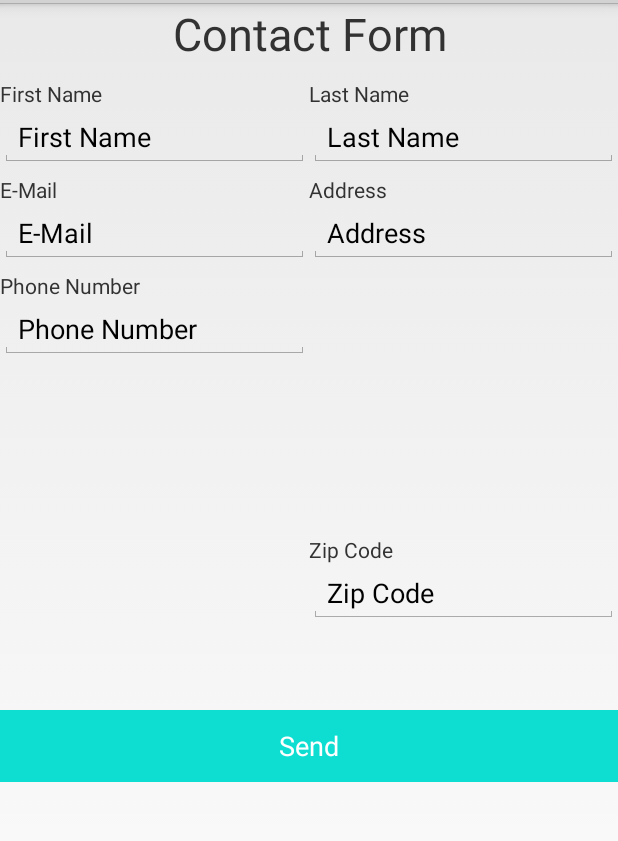
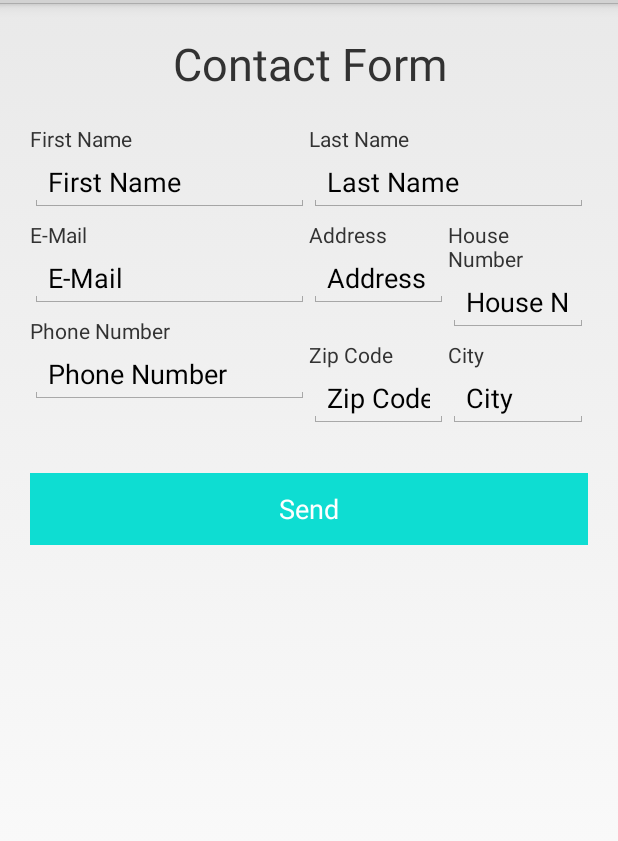
Before and after one commit to NgoEva/LoomoTheCarMaster, an Android app: the layout contact_form.xml on its own in the app's theme, with its tools: preview values and no code run, on a phone screen of 412 x 824 dp, the part 69-910 px from its top. Run offline under Robolectric (Android 15) with nearby library versions, the phone set to English and light mode, and no system bars; network calls fail.

Commit message:
small adjustments and bug fixes, optimised contact form

```diff
--- a/build.gradle
+++ b/build.gradle
@@ -39,6 +39,7 @@ dependencies {
     androidTestImplementation('com.android.support.test.espresso:espresso-core:2.2.2', {
         exclude group: 'com.android.support', module: 'support-annotations'
     })
+    implementation fileTree(dir: 'libs', include: ['*.jar'])
     implementation 'com.segway.robot:visionsdk:0.6.547'
     implementation 'com.segway.robot:speech-sdk:0.5.327'
     implementation 'com.segway.robot:headsdk:0.6.746'
--- a/src/main/AndroidManifest.xml
+++ b/src/main/AndroidManifest.xml
@@ -20,8 +20,4 @@
         </activity>
     </application>
 
-
-
-
-
 </manifest>
--- a/src/main/java/com/segway/loomo/services/SpeakService.java
+++ b/src/main/java/com/segway/loomo/services/SpeakService.java
@@ -83,7 +83,7 @@ public class SpeakService extends Service {
         try {
             this.speaker.speak(text, this.ttsListener);
             Log.d(TAG, "before speak ");
-            this.speaker.waitForSpeakFinish(10000);
+            this.speaker.waitForSpeakFinish(5000);
             Log.d(TAG, "after speak ");
         }
         catch(VoiceException e) {
--- a/src/main/res/layout-v26/contact_form.xml
+++ b/src/main/res/layout-v26/contact_form.xml
@@ -8,13 +8,14 @@
     <LinearLayout
         android:layout_width="match_parent"
         android:layout_height="match_parent"
+        android:layout_margin="@dimen/activity_general_margin"
         android:orientation="vertical">
 
         <TextView
             android:id="@+id/textView6"
             android:layout_width="match_parent"
             android:layout_height="wrap_content"
-            android:layout_marginBottom="@dimen/textbox_margin"
+            android:layout_marginBottom="@dimen/activity_general_margin"
             android:text="@string/contact_form"
             android:textAlignment="center"
             android:textSize="30sp" />
@@ -39,10 +40,11 @@
                     android:id="@+id/editText3"
                     android:layout_width="match_parent"
                     android:layout_height="wrap_content"
+                    android:autofillHints=""
                     android:ems="10"
+                    android:hint="@string/first_name"
                     android:inputType="textPersonName"
-                    android:text="@string/first_name"
-                    android:autofillHints="" />
+                    android:text="@string/first_name" />
 
                 <TextView
                     android:id="@+id/textView10"
@@ -55,6 +57,8 @@
                     android:layout_width="match_parent"
                     android:layout_height="wrap_content"
                     android:ems="10"
+                    android:hint="@string/e_mail"
+                    android:importantForAutofill="no"
                     android:inputType="textPersonName"
                     android:text="@string/e_mail" />
 
@@ -69,6 +73,8 @@
                     android:layout_width="match_parent"
                     android:layout_height="wrap_content"
                     android:ems="10"
+                    android:hint="@string/house_number"
+                    android:importantForAutofill="no"
                     android:inputType="textPersonName"
                     android:text="@string/house_number" />
 
@@ -83,6 +89,8 @@
                     android:layout_width="match_parent"
                     android:layout_height="wrap_content"
                     android:ems="10"
+                    android:hint="@string/zip_code"
+                    android:importantForAutofill="no"
                     android:inputType="textPersonName"
                     android:text="@string/zip_code" />
 
@@ -104,9 +112,10 @@
                     android:layout_width="match_parent"
                     android:layout_height="wrap_content"
                     android:ems="10"
+                    android:hint="@string/last_name"
+                    android:importantForAutofill="no"
                     android:inputType="textPersonName"
-                    android:text="@string/last_name"
-                    android:importantForAutofill="no" />
+                    android:text="@string/last_name" />
 
                 <TextView
                     android:id="@+id/textView11"
@@ -119,6 +128,8 @@
                     android:layout_width="match_parent"
                     android:layout_height="wrap_content"
                     android:ems="10"
+                    android:hint="@string/address"
+                    android:importantForAutofill="no"
                     android:inputType="textPersonName"
                     android:text="@string/address" />
 
@@ -133,8 +144,26 @@
                     android:layout_width="match_parent"
                     android:layout_height="wrap_content"
                     android:ems="10"
+                    android:hint="@string/phone_number"
+                    android:importantForAutofill="no"
                     android:inputType="textPersonName"
                     android:text="@string/phone_number" />
+
+                <TextView
+                    android:id="@+id/textView"
+                    android:layout_width="match_parent"
+                    android:layout_height="wrap_content"
+                    android:text="@string/city" />
+
+                <EditText
+                    android:id="@+id/editText2"
+                    android:layout_width="match_parent"
+                    android:layout_height="wrap_content"
+                    android:ems="10"
+                    android:hint="@string/city"
+                    android:importantForAutofill="no"
+                    android:inputType="textPersonName"
+                    android:text="@string/city" />
 
             </LinearLayout>
 
@@ -144,8 +173,11 @@
             android:id="@+id/button"
             android:layout_width="match_parent"
             android:layout_height="wrap_content"
+            android:layout_marginTop="@dimen/activity_general_margin"
+            android:background="@color/colorPrimary"
             android:text="@string/send"
-            android:textAlignment="center" />
+            android:textAlignment="center"
+            android:textColor="@color/colorWhite" />
     </LinearLayout>
 
 </android.support.constraint.ConstraintLayout>
--- a/src/main/res/layout/activity_main.xml
+++ b/src/main/res/layout/activity_main.xml
@@ -9,7 +9,7 @@
     tools:context="com.segway.loomo.MainActivity">
 
     <TextView
-        android:id="@+id/textView3"
+        android:id="@+id/welcomeText"
         android:layout_width="match_parent"
         android:layout_height="wrap_content"
         android:layout_marginBottom="@dimen/textbox_margin"
@@ -20,7 +20,7 @@
         android:textSize="30sp" />
 
     <TextView
-        android:id="@+id/textView"
+        android:id="@+id/wakeUpInfo"
         android:layout_width="match_parent"
         android:layout_height="wrap_content"
         android:layout_marginBottom="@dimen/textbox_margin"
@@ -30,7 +30,7 @@
         android:textSize="18sp" />
 
     <TextView
-        android:id="@+id/textView2"
+        android:id="@+id/wakeUpWords"
         android:layout_width="match_parent"
         android:layout_height="wrap_content"
         android:layout_marginBottom="@dimen/textbox_margin"
--- a/src/main/res/layout/contact_form.xml
+++ b/src/main/res/layout/contact_form.xml
@@ -8,13 +8,14 @@
     <LinearLayout
         android:layout_width="match_parent"
         android:layout_height="match_parent"
+        android:layout_margin="@dimen/activity_general_margin"
         android:orientation="vertical">
 
         <TextView
             android:id="@+id/textView6"
             android:layout_width="match_parent"
             android:layout_height="wrap_content"
-            android:layout_marginBottom="@dimen/textbox_margin"
+            android:layout_marginBottom="@dimen/activity_general_margin"
             android:text="@string/contact_form"
             android:textAlignment="center"
             android:textSize="30sp" />
@@ -45,6 +46,7 @@
                     android:layout_marginBottom="@dimen/textbox"
                     android:autofillHints=""
                     android:ems="10"
+                    android:hint="@string/first_name"
                     android:inputType="textPersonName"
                     android:text="@string/first_name"
                     tools:targetApi="o" />
@@ -61,8 +63,11 @@
                     android:layout_height="wrap_content"
                     android:layout_marginBottom="@dimen/textbox"
                     android:ems="10"
+                    android:hint="@string/e_mail"
+                    android:importantForAutofill="no"
                     android:inputType="textPersonName"
-                    android:text="@string/e_mail" />
+                    android:text="@string/e_mail"
+                    tools:targetApi="o" />
 
                 <TextView
                     android:id="@+id/textView12"
@@ -75,8 +80,10 @@
                     android:layout_width="match_parent"
                     android:layout_height="wrap_content"
                     android:ems="10"
+                    android:hint="@string/phone_number"
+                    android:importantForAutofill="no"
                     android:inputType="textPersonName"
-                    android:text="@string/phone_number" />
+                    android:text="@string/phone_number" tools:targetApi="o" />
 
             </LinearLayout>
 
@@ -98,18 +105,22 @@
                     android:layout_height="wrap_content"
                     android:layout_marginBottom="@dimen/textbox"
                     android:ems="10"
+                    android:hint="@string/last_name"
                     android:importantForAutofill="no"
                     android:inputType="textPersonName"
-                    android:text="@string/last_name" />
+                    android:text="@string/last_name"
+                    tools:targetApi="o" />
 
                 <LinearLayout
                     android:layout_width="match_parent"
                     android:layout_height="wrap_content"
-                    android:orientation="horizontal">
+                    android:orientation="horizontal"
+                    android:baselineAligned="false">
 
                     <LinearLayout
-                        android:layout_width="wrap_content"
+                        android:layout_width="0dp"
                         android:layout_height="wrap_content"
+                        android:layout_weight="1"
                         android:orientation="vertical">
 
                         <TextView
@@ -123,14 +134,17 @@
                             android:layout_width="match_parent"
                             android:layout_height="wrap_content"
                             android:ems="10"
+                            android:hint="@string/address"
+                            android:importantForAutofill="no"
                             android:inputType="textPersonName"
-                            android:text="@string/address" />
+                            android:text="@string/address" tools:targetApi="o" />
 
                     </LinearLayout>
 
                     <LinearLayout
-                        android:layout_width="wrap_content"
+                        android:layout_width="0dp"
                         android:layout_height="wrap_content"
+                        android:layout_weight="1"
                         android:orientation="vertical">
 
                         <TextView
@@ -144,8 +158,10 @@
                             android:layout_width="match_parent"
                             android:layout_height="wrap_content"
                             android:ems="10"
+                            android:hint="@string/house_number"
+                            android:importantForAutofill="no"
                             android:inputType="textPersonName"
-                            android:text="@string/house_number" />
+                            android:text="@string/house_number" tools:targetApi="o" />
 
                     </LinearLayout>
 
@@ -153,13 +169,15 @@
 
                 <LinearLayout
                     android:layout_width="match_parent"
-                    android:layout_height="match_parent"
+                    android:layout_height="wrap_content"
                     android:layout_marginTop="@dimen/textbox"
-                    android:orientation="horizontal">
+                    android:orientation="horizontal"
+                    android:baselineAligned="false">
 
                     <LinearLayout
-                        android:layout_width="wrap_content"
+                        android:layout_width="0dp"
                         android:layout_height="wrap_content"
+                        android:layout_weight="1"
                         android:orientation="vertical">
 
                         <TextView
@@ -173,13 +191,16 @@
                             android:layout_width="match_parent"
                             android:layout_height="wrap_content"
                             android:ems="10"
+                            android:hint="@string/zip_code"
+                            android:importantForAutofill="no"
                             android:inputType="textPersonName"
-                            android:text="@string/zip_code" />
+                            android:text="@string/zip_code" tools:targetApi="o" />
                     </LinearLayout>
 
                     <LinearLayout
-                        android:layout_width="wrap_content"
+                        android:layout_width="0dp"
                         android:layout_height="wrap_content"
+                        android:layout_weight="1"
                         android:orientation="vertical">
 
                         <TextView
@@ -193,8 +214,10 @@
                             android:layout_width="match_parent"
                             android:layout_height="wrap_content"
                             android:ems="10"
+                            android:hint="@string/city"
+                            android:importantForAutofill="no"
                             android:inputType="textPersonName"
-                            android:text="@string/city" />
+                            android:text="@string/city" tools:targetApi="o" />
                     </LinearLayout>
                 </LinearLayout>
 
@@ -206,6 +229,7 @@
             android:id="@+id/button"
             android:layout_width="match_parent"
             android:layout_height="wrap_content"
+            android:layout_marginTop="@dimen/activity_general_margin"
             android:background="@color/colorPrimary"
             android:text="@string/send"
             android:textAlignment="center"
--- a/src/main/res/values-w820dp/dimens.xml
+++ b/src/main/res/values-w820dp/dimens.xml
@@ -4,4 +4,5 @@
          would include 7" and 10" devices in landscape (~960dp and ~1280dp respectively). -->
     <dimen name="activity_general_margin">60dp</dimen>
     <dimen name="textbox_margin">30dp</dimen>
+    <dimen name="textbox">10dp</dimen>
 </resources>
--- a/src/main/res/values/dimens.xml
+++ b/src/main/res/values/dimens.xml
@@ -3,5 +3,4 @@
     <dimen name="activity_general_margin">20dp</dimen>
     <dimen name="textbox_margin">10dp</dimen>
     <dimen name="textbox">5dp</dimen>
-
 </resources>
```
Also changed, not shown: src/main/java/com/segway/loomo/MainActivity.java (+4 -5 lines), src/main/java/com/segway/loomo/services/BaseService.java (+4 -5 lines), src/main/java/com/segway/loomo/services/RecognitionService.java (+42 -47 lines), src/main/res/values/strings.xml (+1 -8 lines).
